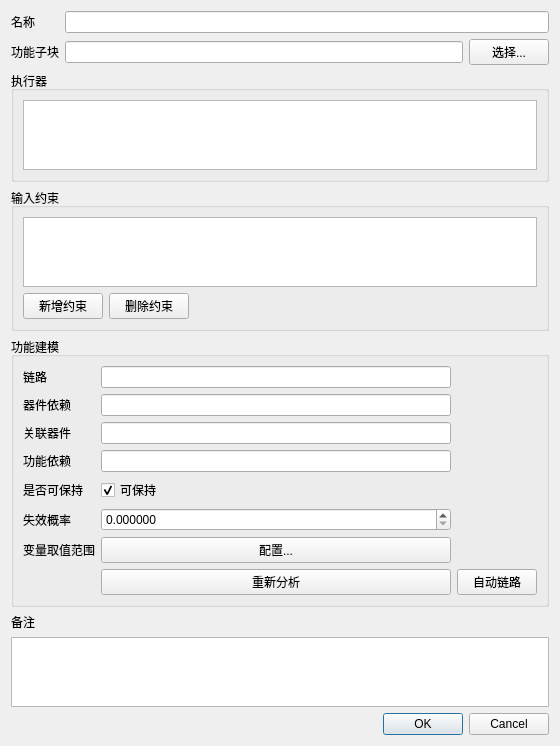
lushisongicloud/T-Designer, file widget/functioneditdialog.ui: the form before one commit.
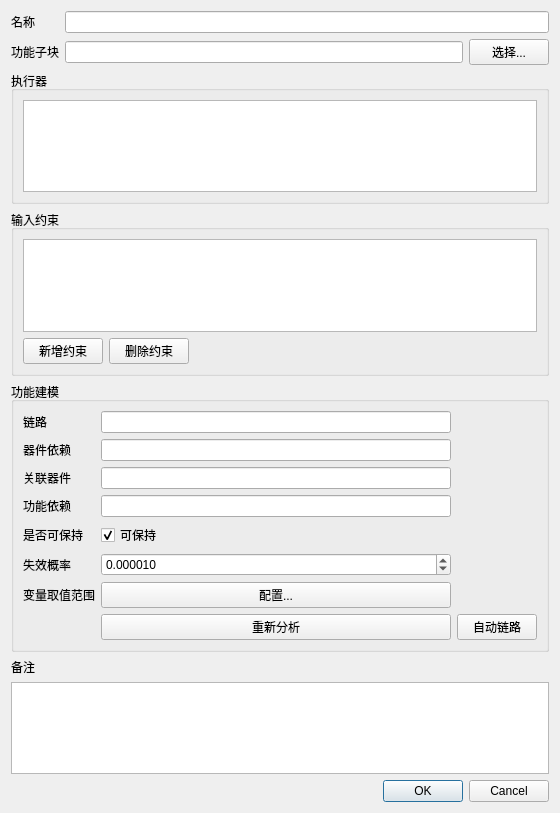
The form after the commit.

Commit message: 添加功能按钮关联functioneditdialog

```diff
--- a/widget/functioneditdialog.ui
+++ b/widget/functioneditdialog.ui
@@ -7,7 +7,7 @@
     <x>0</x>
     <y>0</y>
     <width>560</width>
-    <height>600</height>
+    <height>813</height>
    </rect>
   </property>
   <property name="windowTitle">
@@ -184,13 +184,13 @@
          <number>6</number>
         </property>
         <property name="maximum">
-         <double>1.000000</double>
+         <double>1.000000000000000</double>
         </property>
         <property name="singleStep">
          <double>0.000100</double>
         </property>
         <property name="value">
-         <double>0.000000</double>
+         <double>0.000010000000000</double>
         </property>
        </widget>
       </item>
```
Left out of the diff: 2 changed lines with no effect on the pictures. Lines whose indentation alone changed are shown as unchanged. The commit also changes 3 other files.
